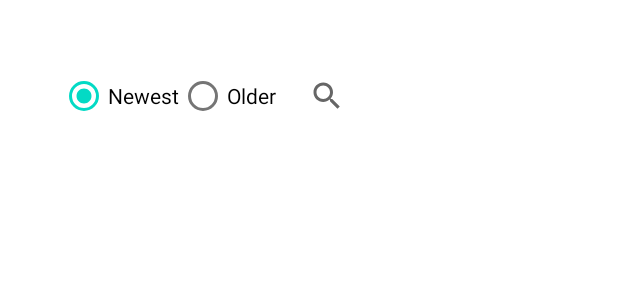
After one commit to MMAndresC/PMDM-AA1, an Android app: the layout activity_list_tournaments_view.xml on its own in the app's theme, with its tools: preview values and no code run, on a phone screen of 412 x 824 dp. The commit adds this screen. Shown: the top 300 px of the screen. Run offline under Robolectric (Android 15) with nearby library versions, the phone set to English and light mode, and no system bars.

Commit message:
:construction: link in menu to list tournament view

```diff
--- a/app/src/main/AndroidManifest.xml
+++ b/app/src/main/AndroidManifest.xml
@@ -7,7 +7,6 @@
     <uses-permission android:name="android.permission.ACCESS_FINE_LOCATION" />
 
     <application
-        android:usesCleartextTraffic="true"
         android:allowBackup="true"
         android:dataExtractionRules="@xml/data_extraction_rules"
         android:fullBackupContent="@xml/backup_rules"
@@ -16,7 +15,11 @@
         android:roundIcon="@mipmap/ic_launcher_round"
         android:supportsRtl="true"
         android:theme="@style/Theme.Tournaments"
+        android:usesCleartextTraffic="true"
         tools:targetApi="31">
+        <activity
+            android:name=".view.ListTournamentsView"
+            android:exported="false" />
         <activity
             android:name=".view.MainView"
             android:exported="true">
--- a/app/src/main/java/com/svalero/tournaments/adapter/MainAdapter.java
+++ b/app/src/main/java/com/svalero/tournaments/adapter/MainAdapter.java
@@ -26,7 +26,7 @@ public class MainAdapter extends RecyclerView.Adapter<MainAdapter.MainHolder> {
     // Create empty component to insert in recyclerView
     public MainAdapter.MainHolder onCreateViewHolder(@NonNull ViewGroup parent, int viewType) {
         View view = LayoutInflater.from(parent.getContext())
-                .inflate(R.layout.next_tournament_item, parent, false);
+                .inflate(R.layout.activity_tournament_item, parent, false);
         return new MainHolder(view);
     }
 
--- /dev/null
+++ b/app/src/main/res/layout/activity_list_tournaments_view.xml
@@ -0,0 +1,63 @@
+<?xml version="1.0" encoding="utf-8"?>
+<androidx.constraintlayout.widget.ConstraintLayout xmlns:android="http://schemas.android.com/apk/res/android"
+    xmlns:app="http://schemas.android.com/apk/res-auto"
+    xmlns:tools="http://schemas.android.com/tools"
+    android:id="@+id/main"
+    android:layout_width="match_parent"
+    android:layout_height="match_parent"
+    android:padding="20dp"
+    tools:context=".view.ListTournamentsView">
+
+    <LinearLayout
+        android:layout_width="match_parent"
+        android:layout_height="match_parent"
+        android:orientation="vertical"
+        app:layout_constraintEnd_toEndOf="parent"
+        app:layout_constraintStart_toStartOf="parent"
+        app:layout_constraintTop_toTopOf="parent">
+
+        <LinearLayout
+            android:layout_width="match_parent"
+            android:layout_height="wrap_content"
+            android:layout_marginStart="20dp"
+            android:layout_marginTop="20dp"
+            android:layout_marginEnd="20dp"
+            android:orientation="horizontal">
+
+            <RadioGroup
+                android:layout_width="wrap_content"
+                android:layout_height="match_parent"
+                android:layout_marginRight="10dp"
+                android:checkedButton="@id/orderNewest"
+                android:orientation="horizontal">
+
+                <RadioButton
+                    android:id="@+id/orderNewest"
+                    android:layout_width="wrap_content"
+                    android:layout_height="wrap_content"
+                    android:layout_weight="1"
+                    android:text="@string/newest" />
+
+                <RadioButton
+                    android:id="@+id/orderOlder"
+                    android:layout_width="wrap_content"
+                    android:layout_height="wrap_content"
+                    android:layout_weight="1"
+                    android:text="@string/older" />
+            </RadioGroup>
+
+            <SearchView
+                android:id="@+id/searchTournaments"
+                android:layout_width="match_parent"
+                android:layout_height="match_parent" />
+
+        </LinearLayout>
+
+        <androidx.recyclerview.widget.RecyclerView
+            android:layout_width="match_parent"
+            android:layout_height="match_parent"
+            android:layout_marginTop="20dp"
+            android:layout_marginBottom="5dp" />
+    </LinearLayout>
+
+</androidx.constraintlayout.widget.ConstraintLayout>
--- a/app/src/main/res/layout/activity_main.xml
+++ b/app/src/main/res/layout/activity_main.xml
@@ -10,8 +10,8 @@
 
     <LinearLayout
         android:id="@+id/linearLayout"
-        android:layout_width="0dp"
-        android:layout_height="729dp"
+        android:layout_width="match_parent"
+        android:layout_height="match_parent"
         android:orientation="vertical"
         app:layout_constraintBottom_toBottomOf="parent"
         app:layout_constraintEnd_toEndOf="parent"
@@ -37,7 +37,7 @@
         </com.mapbox.maps.MapView>
 
         <androidx.recyclerview.widget.RecyclerView
-            android:id="@+id/next_tournaments_view"
+            android:id="@+id/nextTournamentsRecycler"
             android:layout_width="match_parent"
             android:layout_height="match_parent"
             android:layout_marginBottom="10dp" />
--- a/app/src/main/res/values/strings.xml
+++ b/app/src/main/res/values/strings.xml
@@ -2,4 +2,8 @@
     <string name="app_name">eSports</string>
     <string name="next_tournaments">Next Tournaments:</string>
     <string name="prize">Prize:</string>
+    <string name="tournaments">Tournaments</string>
+    <string name="teams">Teams</string>
+    <string name="newest">Newest</string>
+    <string name="older">Older</string>
 </resources>
```
Also changed, not shown: app/src/main/java/com/svalero/tournaments/view/ListTournamentsView.java (added, +15 -0 lines), app/src/main/java/com/svalero/tournaments/view/MainView.java (+14 -1 lines), app/src/main/res/menu/action_bar_main.xml (+5 -3 lines), app/src/main/res/layout/activity_tournament_item.xml (renamed from app/src/main/res/layout/next_tournament_item.xml).
